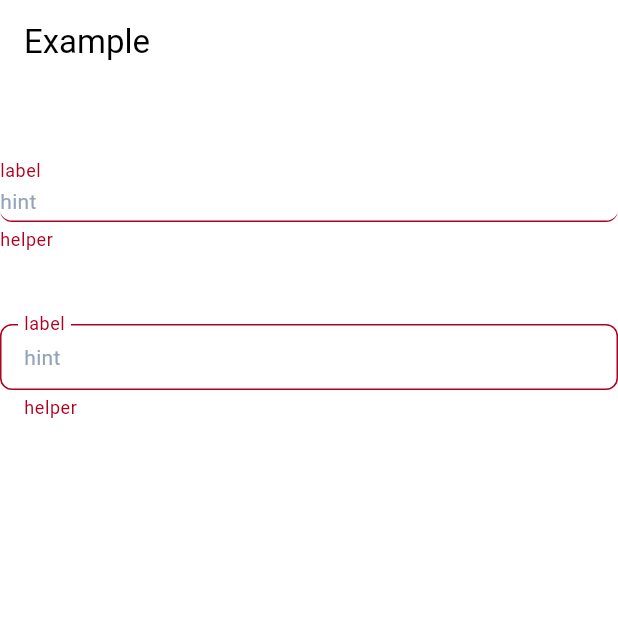
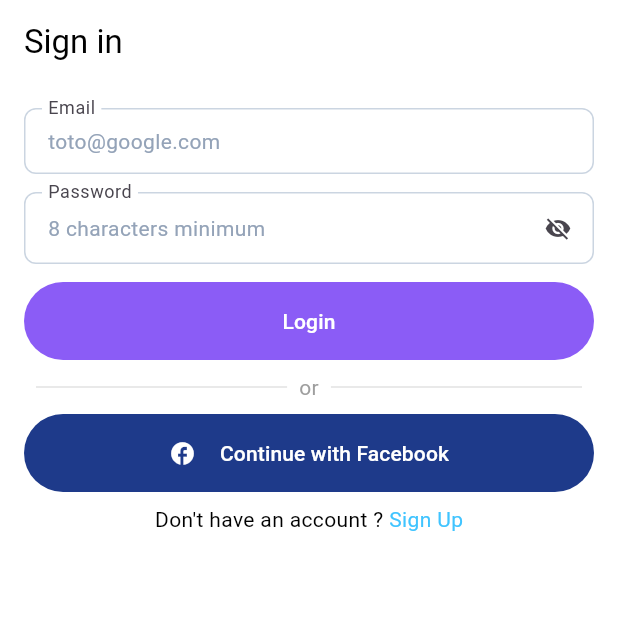
Before and after one commit to Zeng-Zer/CryptoAnalytics, a Flutter app: the screen it shows after launch, on a phone screen of 412 x 824 dp, the top half of it. Run offline on Flutter 3.47's test engine with Material 2 defaults, Android fonts, the phone set to English and light mode, and no system bars; our stand-ins replace auto_route, firebase_analytics, firebase_auth, firebase_core, flex_color_scheme, flutter_hooks and 3 more; accounts and stored records are empty; generated files the repository leaves out were written again.

Commit message:
Added Stuffs

```diff
--- /dev/null
+++ b/firestore.indexes.json
@@ -0,0 +1,4 @@
+{
+  "indexes": [],
+  "fieldOverrides": []
+}
--- a/lib/main.dart
+++ b/lib/main.dart
@@ -1,65 +1,20 @@
-import 'package:crypto_analytics/components/ZTextField.dart';
-import 'package:crypto_analytics/theme.dart';
+import 'package:crypto_analytics/src/app.dart';
+import 'package:firebase_auth/firebase_auth.dart';
+import 'package:firebase_core/firebase_core.dart';
 import 'package:flutter/material.dart';
-import 'package:flutter_hooks/flutter_hooks.dart';
 import 'package:hooks_riverpod/hooks_riverpod.dart';
-import 'package:riverpod_annotation/riverpod_annotation.dart';
-import 'package:flex_color_scheme/flex_color_scheme.dart';
 
-import 'components/TextFieldFilled.dart';
+import 'firebase_options.dart';
 
-part 'main.g.dart';
+void main() async {
+  WidgetsFlutterBinding.ensureInitialized();
 
-// We create a "provider", which will store a value (here "Hello world").
-// By using a provider, this allows us to mock/override the value exposed.
-@riverpod
-String helloWorld(HelloWorldRef ref) {
-  return 'Hello world';
+  await Firebase.initializeApp(
+    options: DefaultFirebaseOptions.currentPlatform,
+  );
+  await FirebaseAuth.instance.useAuthEmulator('9ef2-89-3-226-208.ngrok-free.app', 80);
+
+  runApp(const ProviderScope(
+    child: MyApp(),
+  ));
 }
-
-void main() {
-  runApp(
-    // For widgets to be able to read providers, we need to wrap the entire
-    // application in a "ProviderScope" widget.
-    // This is where the state of our providers will be stored.
-    ProviderScope(
-      child: MyApp(),
-    ),
-  );
-}
-
-// Extend HookConsumerWidget instead of HookWidget, which is exposed by Riverpod
-class MyApp extends HookConsumerWidget {
-  @override
-  Widget build(BuildContext context, WidgetRef ref) {
-    // We can use hooks inside HookConsumerWidget
-    final counter = useState(0);
-
-    final String value = ref.watch(helloWorldProvider);
-
-    return MaterialApp(
-        navigatorKey: navigatorKey,
-        theme: createTheme(),
-        home: Scaffold(
-          appBar: AppBar(title: const Text('Example')),
-          body: Column(
-              children: [
-                SizedBox(height: 48),
-                ZTextField(
-                  textFieldStyle: ZTextFieldStyle.filled,
-                    label: 'label',
-                    hint: 'hint',
-                    helper: 'helper'
-                ),
-                SizedBox(height: 48),
-                ZTextField(
-                    label: 'label',
-                    hint: 'hint',
-                    helper: 'helper'
-                )
-              ]
-          ),
-        )
-    );
-  }
-}
--- /dev/null
+++ b/lib/src/app.dart
@@ -0,0 +1,27 @@
+import 'package:crypto_analytics/src/features/authentication/data/firebase_auth_repository.dart';
+import 'package:crypto_analytics/src/routing/app_router.dart';
+import 'package:crypto_analytics/src/theme.dart';
+import 'package:firebase_analytics/firebase_analytics.dart';
+import 'package:flutter/material.dart';
+import 'package:hooks_riverpod/hooks_riverpod.dart';
+
+class MyApp extends ConsumerWidget {
+  const MyApp({super.key});
+
+  @override
+  Widget build(BuildContext context, WidgetRef ref) {
+    final appRouter = ref.watch(appRouterProvider);
+    final authRepo = ref.watch(authRepositoryProvider);
+
+    return MaterialApp.router(
+      theme: createTheme(),
+      routeInformationParser: appRouter.defaultRouteParser(includePrefixMatches: true),
+      routerDelegate: appRouter.delegate(
+        navigatorObservers: () => [
+          FirebaseAnalyticsObserver(analytics: FirebaseAnalytics.instance),
+        ],
+        initialRoutes: [if (authRepo.isSignedIn) const HomeRoute() else const SignInWrapperRoute()],
+      ),
+    );
+  }
+}
--- /dev/null
+++ b/lib/src/components/text_divider.dart
@@ -0,0 +1,46 @@
+import 'package:flutter/material.dart';
+
+class TextDivider extends StatelessWidget {
+  const TextDivider({
+    required this.text,
+    this.style,
+    this.color,
+    this.innerPadding = 0,
+    this.outerPadding = 0,
+    Key? key
+  }) : super(key: key);
+
+  final String text;
+  final TextStyle? style;
+  final Color? color;
+  final double innerPadding;
+  final double outerPadding;
+
+  @override
+  Widget build(BuildContext context) {
+    final textColor = color ?? Colors.grey;
+    final textStyle = style ?? TextStyle(color: textColor);
+    final dividerColor = Color.lerp(textColor, Colors.white, 0.7)!;
+    return SizedBox(
+      width: double.infinity,
+      child: Row(
+        children: [
+          Expanded(
+              child: Container(
+                  padding: EdgeInsets.only(left: outerPadding, right: innerPadding),
+                child: Divider(color: dividerColor),
+              )
+          ),
+          Text(text, style: textStyle),
+          Expanded(
+              child: Container(
+                padding: EdgeInsets.only(left: innerPadding, right: outerPadding),
+                child: Divider(color: dividerColor),
+              )
+          ),
+        ],
+      )
+    );
+  }
+
+}
--- a/lib/components/ZTextField.dart
+++ b/lib/src/components/z_text_field.dart
@@ -1,17 +1,15 @@
 import 'package:flutter/material.dart';
+import 'package:flutter_hooks/flutter_hooks.dart';
 
 import '../theme.dart';
 
-enum ZTextFieldStyle {
-  outlined,
-  filled
-}
+enum ZTextFieldStyle { outlined, filled }
 
-class ZTextField extends StatefulWidget {
+class ZTextField extends HookWidget {
   const ZTextField({
     super.key,
-    required this.label,
-    required this.hint,
+    this.label,
+    this.hint,
     this.helper,
     this.controller,
     this.focusNode,
@@ -22,8 +20,8 @@ class ZTextField extends StatefulWidget {
     this.textFieldStyle = ZTextFieldStyle.outlined,
   });
 
-  final String label;
-  final String hint;
+  final String? label;
+  final String? hint;
   final String? helper;
   final TextEditingController? controller;
   final FocusNode? focusNode;
@@ -33,38 +31,23 @@ class ZTextField extends StatefulWidget {
   final bool obscureText;
   final ZTextFieldStyle textFieldStyle;
 
-  @override
-  State<ZTextField> createState() => _TextFieldOutlined();
-}
-
-class _TextFieldOutlined extends State<ZTextField> {
-  late bool obscureText;
-  bool isTextEmpty = true;
-
-  InputBorder createBorder({
-    required BorderSide borderSide,
-    required BorderRadius borderRadius
-  }) {
-    if (widget.textFieldStyle == ZTextFieldStyle.outlined) {
+  InputBorder createBorder({required BorderSide borderSide, required BorderRadius borderRadius}) {
+    if (textFieldStyle == ZTextFieldStyle.outlined) {
       return OutlineInputBorder(borderRadius: borderRadius, borderSide: borderSide);
     }
     return UnderlineInputBorder(borderRadius: borderRadius, borderSide: borderSide);
   }
 
   @override
-  void initState() {
-    obscureText = widget.obscureText;
-    super.initState();
-  }
-
-  @override
   Widget build(BuildContext context) {
+    final shouldObscure = useState(obscureText);
+    final isTextEmpty = useState(true);
     return TextFormField(
-      onChanged: (text) => setState(() {
-        isTextEmpty = text.isEmpty;
-        obscureText = isTextEmpty && widget.isPassword ? true : obscureText;
-      }),
-      controller: widget.controller,
+      onChanged: (text) {
+        isTextEmpty.value = text.isEmpty;
+        shouldObscure.value = isTextEmpty.value && isPassword ? true : shouldObscure.value;
+      },
+      controller: controller,
       decoration: InputDecoration(
         enabledBorder: createBorder(
           borderSide: BorderSide(color: blueGrey.shade300),
@@ -82,28 +65,30 @@ class _TextFieldOutlined extends State<ZTextField> {
           borderSide: BorderSide(color: theme().colorScheme.error),
           borderRadius: BorderRadius.circular(8),
         ),
-        labelText: widget.label,
+        labelText: label,
         floatingLabelBehavior: FloatingLabelBehavior.always,
-        helperText: widget.helper,
-        errorText: widget.helper,
+        helperText: helper,
+        errorText: helper,
         helperStyle: textTheme().bodySmall?.copyWith(height: 0.2, color: blueGrey.shade400),
-        hintText: widget.hint,
+        hintText: hint,
         hintStyle: TextStyle(fontSize: 14, color: blueGrey.shade400),
         isDense: true,
-        // contentPadding: const EdgeInsets.fromLTRB(4, 14, 24, 4),
-        suffixIcon: widget.isPassword ? IconButton(
-          onPressed: isTextEmpty ? null : () => setState(() => obscureText = !obscureText),
-          icon: obscureText
-              ? const Icon(Icons.visibility_off)
-              : const Icon(Icons.visibility),
-        ) : null,
+        suffixIcon: isPassword
+            ? IconButton(
+                onPressed:
+                    isTextEmpty.value ? null : () => shouldObscure.value = !shouldObscure.value,
+                icon: shouldObscure.value
+                    ? const Icon(Icons.visibility_off)
+                    : const Icon(Icons.visibility),
+              )
+            : null,
       ),
       style: textTheme().bodyMedium,
       textAlignVertical: TextAlignVertical.center,
-      focusNode: widget.focusNode,
-      textInputAction: widget.textInputAction,
-      obscureText: obscureText,
-      validator: widget.validator,
+      focusNode: focusNode,
+      textInputAction: textInputAction,
+      obscureText: shouldObscure.value,
+      validator: validator,
     );
   }
 }
--- /dev/null
+++ b/lib/src/features/authentication/presentation/sign_in_form.dart
@@ -0,0 +1,135 @@
+import 'package:flutter/gestures.dart';
+import 'package:flutter/material.dart';
+import 'package:flutter_hooks/flutter_hooks.dart';
+import 'package:hooks_riverpod/hooks_riverpod.dart';
+
+import '../../../components/text_divider.dart';
+import '../../../components/z_text_field.dart';
+import '../../../theme.dart';
+import 'firebase_auth_controller.dart';
+
+class SignInForm extends HookConsumerWidget {
+  const SignInForm({
+    Key? key,
+    required this.onSuccess,
+    required this.onSignUp,
+  }) : super(key: key);
+
+  final void Function() onSuccess;
+  final void Function() onSignUp;
+
+  @override
+  Widget build(BuildContext context, WidgetRef ref) {
+    useAutomaticKeepAlive();
+    final authController = ref.watch(authControllerProvider);
+
+    final formKey = useMemoized(GlobalKey<FormState>.new, const []);
+    final emailController = useTextEditingController();
+    final passwordController = useTextEditingController();
+    final nameFocusNode = useFocusNode();
+    final emailFocusNode = useFocusNode();
+    final passwordFocusNode = useFocusNode();
+
+    unfocus() {
+      nameFocusNode.unfocus();
+      emailFocusNode.unfocus();
+      passwordFocusNode.unfocus();
+    }
+
+    return Padding(
+      padding: const EdgeInsets.all(16.0),
+      child: Center(
+        child: Form(
+          key: formKey,
+          child: Column(
+            children: [
+              ZTextField(
+                label: 'Email',
+                hint: 'toto@google.com',
+                controller: emailController,
+                focusNode: emailFocusNode,
+                textInputAction: TextInputAction.next,
+              ),
+              const SizedBox(height: 12),
+              ZTextField(
+                label: 'Password',
+                hint: '8 characters minimum',
+                controller: passwordController,
+                focusNode: passwordFocusNode,
+                isPassword: true,
+                obscureText: true,
+                textInputAction: TextInputAction.next,
+              ),
+              const SizedBox(height: 12),
+              FilledButton(
+                onPressed: (authController.isLoading)
+                    ? null
+                    : () async {
+                        if (formKey.currentState!.validate()) {
+                          unfocus();
+
+                          final signedIn = await ref
+                              .read(authControllerProvider.notifier)
+                              .signInWithEmailAndPassword(
+                                email: emailController.value.text,
+                                password: passwordController.value.text,
+                              );
+                          if (signedIn) onSuccess();
+                        }
+                      },
+                style: FilledButton.styleFrom(
+                  padding: const EdgeInsets.only(top: 16, bottom: 16, left: 32, right: 32),
+                  // backgroundColor: MyTheme.get().buttonTheme.colorScheme?.primary,
+                ),
+                child: Center(
+                  child: authController.map(
+                    data: (_) => const Text('Login', textAlign: TextAlign.center),
+                    error: (e) => Text(e.error.toString()),
+                    loading: (_) => const SizedBox(
+                      height: 20,
+                      width: 20,
+                      child: CircularProgressIndicator(),
+                    ),
+                  ),
+                ),
+              ),
+              const SizedBox(height: 8),
+              const TextDivider(text: 'or', innerPadding: 8, outerPadding: 8),
+              const SizedBox(height: 8),
+              FilledButton(
+                onPressed: () {
+                  unfocus();
+                },
+                style: FilledButton.styleFrom(
+                  padding: const EdgeInsets.fromLTRB(32, 16, 32, 16),
+                  backgroundColor: theme().buttonTheme.colorScheme?.secondary,
+                ),
+                child: Center(
+                  child: Row(mainAxisSize: MainAxisSize.min, children: const [
+                    Icon(Icons.facebook),
+                    SizedBox(width: 16),
+                    Text('Continue with Facebook'),
+                  ]),
+                ),
+              ),
+              const SizedBox(height: 8),
+              Center(
+                  child: RichText(
+                text: TextSpan(
+                    text: "Don't have an account ? ",
+                    style: textTheme().bodyMedium?.copyWith(color: Colors.black),
+                    children: [
+                      TextSpan(
+                        text: 'Sign Up',
+                        style: textTheme().bodyMedium?.copyWith(color: Colors.lightBlueAccent),
+                        recognizer: TapGestureRecognizer()..onTap = onSignUp,
+                      )
+                    ]),
+              )),
+            ],
+          ),
+        ),
+      ),
+    );
+  }
+}
--- /dev/null
+++ b/lib/src/features/authentication/presentation/sign_in_wrapper_screen.dart
@@ -0,0 +1,61 @@
+import 'package:auto_route/annotations.dart';
+import 'package:crypto_analytics/src/features/authentication/presentation/sign_in_form.dart';
+import 'package:flutter/material.dart';
+import 'package:flutter_hooks/flutter_hooks.dart';
+import 'package:hooks_riverpod/hooks_riverpod.dart';
+
+import '../../../routing/app_router.dart';
+import 'sign_up_form.dart';
+
+// enum SignInState {
+//   signIn,
+//   signUp,
+// }
+
+@RoutePage()
+class SignInWrapperScreen extends HookConsumerWidget {
+  const SignInWrapperScreen({
+    Key? key,
+  }) : super(key: key);
+
+  @override
+  Widget build(BuildContext context, WidgetRef ref) {
+    final appRouter = ref.watch(appRouterProvider);
+    final pageController = usePageController();
+
+    final forms = [
+      SignInForm(
+        key: UniqueKey(),
+        onSuccess: () => appRouter.replace(const HomeRoute()),
+        onSignUp: () {
+          pageController.nextPage(
+              duration: const Duration(milliseconds: 340), curve: Curves.easeInOut);
+        },
+      ),
+      SignUpForm(
+        key: UniqueKey(),
+        onSuccess: () => appRouter.replace(const HomeRoute()),
+        onSignIn: () {
+          pageController.previousPage(
+              duration: const Duration(milliseconds: 340), curve: Curves.easeInOut);
+        },
+      ),
+    ];
+
+    return GestureDetector(
+      onTap: () => FocusManager.instance.primaryFocus?.unfocus(),
+      child: Scaffold(
+        appBar: AppBar(
+          title: const Text('Sign in'),
+        ),
+        body: PageView.builder(
+          physics: const NeverScrollableScrollPhysics(),
+          controller: pageController,
+          scrollDirection: Axis.horizontal,
+          itemCount: 2,
+          itemBuilder: (context, index) => forms[index],
+        ),
+      ),
+    );
+  }
+}
--- a/lib/theme.dart
+++ b/lib/src/theme.dart
@@ -1,9 +1,9 @@
+import 'package:crypto_analytics/src/routing/app_router.dart';
 import 'package:flex_color_scheme/flex_color_scheme.dart';
 import 'package:flutter/material.dart';
 import 'package:google_fonts/google_fonts.dart';
 
-final navigatorKey = GlobalKey<NavigatorState>();
-
+// TODO PROVIDer
 ThemeData theme() => Theme.of(navigatorKey.currentState!.overlay!.context);
 TextTheme textTheme() => Theme.of(navigatorKey.currentState!.overlay!.context).textTheme;
 // Color colorByStates(Set<MaterialState> states, { Color? main }) {
@@ -79,7 +79,6 @@ TextTheme createTextTheme() {
 ThemeData createTheme() {
   return light;
 }
-
 
 ThemeData light = FlexThemeData.light(
   colors: const FlexSchemeColor(
--- a/pubspec.yaml
+++ b/pubspec.yaml
@@ -41,6 +41,10 @@ dependencies:
   riverpod_annotation: ^2.0.4
   google_fonts: ^4.0.3
   flex_color_scheme: ^7.0.2
+  auto_route: ^6.3.0
+  firebase_core: ^2.10.0
+  flutter_hooks: ^0.18.6
+  firebase_analytics: ^10.2.1
 
 dev_dependencies:
   flutter_test:
@@ -56,6 +60,7 @@ dev_dependencies:
   riverpod_lint: ^1.2.0
   build_runner: ^2.3.3
   riverpod_generator: ^2.1.6
+  auto_route_generator: ^6.2.0
 
 # For information on the generic Dart part of this file, see the
 # following page: https://dart.dev/tools/pub/pubspec
```
Also changed, not shown: analysis_options.yaml (+6 -13 lines), lib/src/features/authentication/data/firebase_auth_repository.dart (added, +44 -0 lines), lib/src/features/authentication/presentation/firebase_auth_controller.dart (added, +28 -0 lines), lib/src/features/authentication/presentation/sign_up_form.dart (added, +146 -0 lines), lib/src/features/home/home_screen.dart (added, +40 -0 lines), lib/src/routing/app_router.dart (added, +27 -0 lines), firebase.json (added), lib/firebase_options.dart (added), lib/main.g.dart (deleted), lib/src/features/authentication/data/firebase_auth_repository.g.dart (added), lib/src/features/authentication/presentation/firebase_auth_controller.g.dart (added), lib/src/features/authentication/presentation/sign_in_controller.dart (added), lib/src/routing/app_router.gr.dart (added), pubspec.lock, 10 other files.
